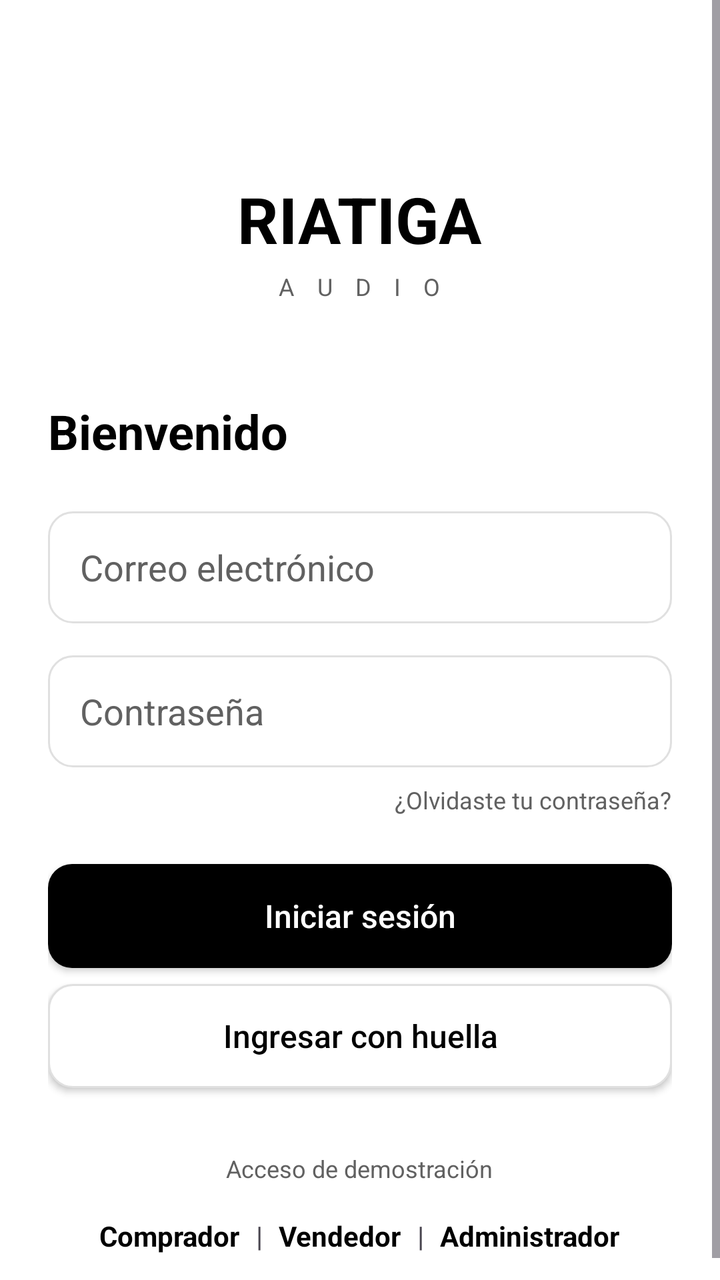
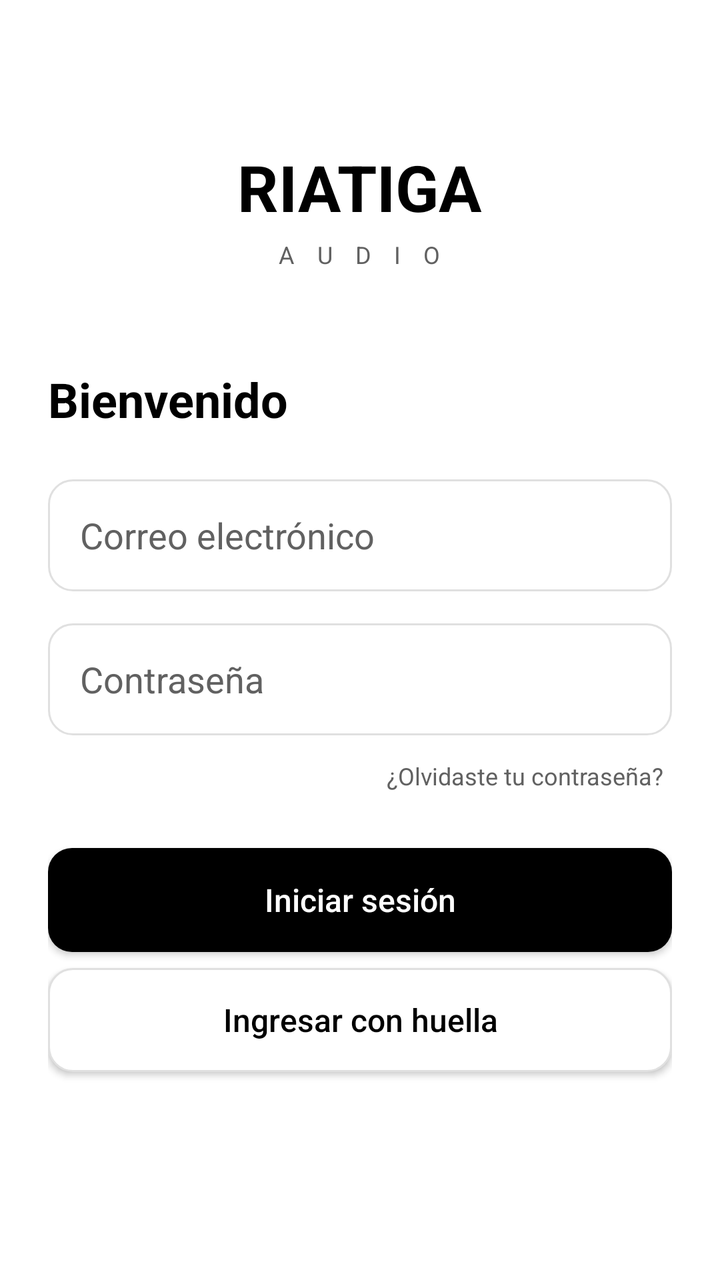

Before-and-after screenshots of an Android layout around one commit, followed by the original layout XML and the change that was made.
<!-- AndroidManifest.xml: application theme Theme.RIATIGAAudio -->
<!-- res/layout/activity_login.xml -->
<?xml version="1.0" encoding="utf-8"?>
<ScrollView
    xmlns:android="http://schemas.android.com/apk/res/android"
    xmlns:app="http://schemas.android.com/apk/res-auto"
    android:id="@+id/main"
    android:layout_width="match_parent"
    android:layout_height="match_parent"
    android:background="@color/background"
    android:fillViewport="true">

    <LinearLayout
        android:layout_width="match_parent"
        android:layout_height="wrap_content"
        android:orientation="vertical"
        android:padding="@dimen/space_lg">

        <Space
            android:layout_width="match_parent"
            android:layout_height="64dp" />

        <TextView
            android:layout_width="wrap_content"
            android:layout_height="wrap_content"
            android:layout_gravity="center_horizontal"
            android:text="@string/brand_name"
            android:textColor="@color/text_primary"
            android:textSize="@dimen/text_large_title"
            android:textStyle="bold" />

        <TextView
            android:layout_width="wrap_content"
            android:layout_height="wrap_content"
            android:layout_gravity="center_horizontal"
            android:layout_marginTop="@dimen/space_xs"
            android:letterSpacing="0.35"
            android:text="@string/brand_subtitle"
            android:textColor="@color/text_secondary"
            android:textSize="@dimen/text_small" />

        <TextView
            android:layout_width="wrap_content"
            android:layout_height="wrap_content"
            android:layout_marginTop="@dimen/space_xxl"
            android:text="@string/login_title"
            android:textColor="@color/text_primary"
            android:textSize="@dimen/text_title"
            android:textStyle="bold" />

        <EditText
            android:id="@+id/etEmail"
            android:layout_width="match_parent"
            android:layout_height="@dimen/input_height"
            android:layout_marginTop="@dimen/space_lg"
            android:background="@drawable/bg_input"
            android:hint="@string/email"
            android:inputType="textEmailAddress"
            android:paddingHorizontal="@dimen/space_md"
            android:textColor="@color/text_primary"
            android:textColorHint="@color/text_secondary" />

        <EditText
            android:id="@+id/etPassword"
            android:layout_width="match_parent"
            android:layout_height="@dimen/input_height"
            android:layout_marginTop="@dimen/space_md"
            android:background="@drawable/bg_input"
            android:hint="@string/password"
            android:inputType="textPassword"
            android:paddingHorizontal="@dimen/space_md"
            android:textColor="@color/text_primary"
            android:textColorHint="@color/text_secondary" />

        <TextView
            android:id="@+id/tvForgotPassword"
            android:layout_width="wrap_content"
            android:layout_height="wrap_content"
            android:layout_gravity="end"
            android:layout_marginTop="@dimen/space_sm"
            android:text="@string/forgot_password"
            android:textColor="@color/text_secondary"
            android:textSize="@dimen/text_small" />

        <androidx.appcompat.widget.AppCompatButton
            android:id="@+id/btnLogin"
            android:layout_width="match_parent"
            android:layout_height="@dimen/button_height"
            android:layout_marginTop="@dimen/space_lg"
            android:background="@drawable/bg_button_primary"
            android:text="@string/login"
            android:textAllCaps="false"
            android:textColor="@color/white"
            android:textSize="@dimen/text_body"
            app:backgroundTint="@null" />

        <androidx.appcompat.widget.AppCompatButton
            android:id="@+id/btnBiometric"
            android:layout_width="match_parent"
            android:layout_height="@dimen/button_height"
            android:layout_marginTop="@dimen/space_sm"
            android:background="@drawable/bg_input"
            android:text="@string/biometric_login"
            android:textAllCaps="false"
            android:textColor="@color/text_primary"
            android:textSize="@dimen/text_body"
            app:backgroundTint="@null" />

        <TextView
            android:layout_width="wrap_content"
            android:layout_height="wrap_content"
            android:layout_gravity="center_horizontal"
            android:layout_marginTop="@dimen/space_xl"
            android:text="@string/demo_access"
            android:textColor="@color/text_secondary"
            android:textSize="@dimen/text_small" />

        <LinearLayout
            android:layout_width="match_parent"
            android:layout_height="wrap_content"
            android:layout_marginTop="@dimen/space_md"
            android:gravity="center"
            android:orientation="horizontal">

            <TextView
                android:id="@+id/tvBuyer"
                android:layout_width="wrap_content"
                android:layout_height="wrap_content"
                android:text="@string/buyer"
                android:textColor="@color/text_primary"
                android:textStyle="bold" />

            <TextView
                android:layout_width="wrap_content"
                android:layout_height="wrap_content"
                android:paddingHorizontal="@dimen/space_sm"
                android:text="|" />

            <TextView
                android:id="@+id/tvSeller"
                android:layout_width="wrap_content"
                android:layout_height="wrap_content"
                android:text="@string/seller"
                android:textColor="@color/text_primary"
                android:textStyle="bold" />

            <TextView
                android:layout_width="wrap_content"
                android:layout_height="wrap_content"
                android:paddingHorizontal="@dimen/space_sm"
                android:text="|" />

            <TextView
                android:id="@+id/tvAdmin"
                android:layout_width="wrap_content"
                android:layout_height="wrap_content"
                android:text="@string/administrator"
                android:textColor="@color/text_primary"
                android:textStyle="bold" />

        </LinearLayout>

    </LinearLayout>

</ScrollView>
<!-- resources referenced by this layout -->
<resources>
  <color name="background">#FFFFFF</color>
  <color name="text_primary">#000000</color>
  <color name="text_secondary">#616161</color>
  <color name="white">#FFFFFF</color>
  <dimen name="button_height">52dp</dimen>
  <dimen name="input_height">56dp</dimen>
  <dimen name="space_lg">24dp</dimen>
  <dimen name="space_md">16dp</dimen>
  <dimen name="space_sm">8dp</dimen>
  <dimen name="space_xl">32dp</dimen>
  <dimen name="space_xs">4dp</dimen>
  <dimen name="space_xxl">48dp</dimen>
  <dimen name="text_body">16sp</dimen>
  <dimen name="text_large_title">32sp</dimen>
  <dimen name="text_small">12sp</dimen>
  <dimen name="text_title">24sp</dimen>
  <!-- drawable bg_button_primary (drawable) -->
  <?xml version="1.0" encoding="utf-8"?>
  <shape xmlns:android="http://schemas.android.com/apk/res/android"
      android:shape="rectangle">
  
      <solid android:color="@color/black" />
  
      <corners android:radius="@dimen/radius_md" />
  
  </shape>
  <!-- drawable bg_input (drawable) -->
  <?xml version="1.0" encoding="utf-8"?>
  <shape xmlns:android="http://schemas.android.com/apk/res/android"
      android:shape="rectangle">
  
      <solid android:color="@color/white" />
  
      <stroke
          android:width="1dp"
          android:color="@color/gray_300" />
  
      <corners android:radius="@dimen/radius_md" />
  
  </shape>
  <string name="administrator">Administrador</string>
  <string name="biometric_login">Ingresar con huella</string>
  <string name="brand_name">RIATIGA</string>
  <string name="brand_subtitle">A U D I O</string>
  <string name="buyer">Comprador</string>
  <string name="demo_access">Acceso de demostración</string>
  <string name="email">Correo electrónico</string>
  <string name="forgot_password">¿Olvidaste tu contraseña?</string>
  <string name="login">Iniciar sesión</string>
  <string name="login_title">Bienvenido</string>
  <string name="password">Contraseña</string>
  <string name="seller">Vendedor</string>
  <style name="Theme.RIATIGAAudio" parent="Base.Theme.RIATIGAAudio" />
  <color name="black">#000000</color>
  <dimen name="radius_md">12dp</dimen>
  <color name="gray_300">#E0E0E0</color>
  <style name="Base.Theme.RIATIGAAudio" parent="Theme.Material3.DayNight.NoActionBar">
          
          
      </style>
</resources>

<!-- the commit's change to res/layout/activity_login.xml (unified diff, before → after) -->
@@ -16,7 +16,7 @@
 
         <Space
             android:layout_width="match_parent"
-            android:layout_height="64dp" />
+            android:layout_height="@dimen/space_xxl" />
 
         <TextView
             android:layout_width="wrap_content"
@@ -76,6 +76,7 @@
             android:layout_height="wrap_content"
             android:layout_gravity="end"
             android:layout_marginTop="@dimen/space_sm"
+            android:padding="@dimen/space_xs"
             android:text="@string/forgot_password"
             android:textColor="@color/text_secondary"
             android:textSize="@dimen/text_small" />
@@ -104,60 +105,6 @@
             android:textSize="@dimen/text_body"
             app:backgroundTint="@null" />
 
-        <TextView
-            android:layout_width="wrap_content"
-            android:layout_height="wrap_content"
-            android:layout_gravity="center_horizontal"
-            android:layout_marginTop="@dimen/space_xl"
-            android:text="@string/demo_access"
-            android:textColor="@color/text_secondary"
-            android:textSize="@dimen/text_small" />
-
-        <LinearLayout
-            android:layout_width="match_parent"
-            android:layout_height="wrap_content"
-            android:layout_marginTop="@dimen/space_md"
-            android:gravity="center"
-            android:orientation="horizontal">
-
-            <TextView
-                android:id="@+id/tvBuyer"
-                android:layout_width="wrap_content"
-                android:layout_height="wrap_content"
-                android:text="@string/buyer"
-                android:textColor="@color/text_primary"
-                android:textStyle="bold" />
-
-            <TextView
-                android:layout_width="wrap_content"
-                android:layout_height="wrap_content"
-                android:paddingHorizontal="@dimen/space_sm"
-                android:text="|" />
-
-            <TextView
-                android:id="@+id/tvSeller"
-                android:layout_width="wrap_content"
-                android:layout_height="wrap_content"
-                android:text="@string/seller"
-                android:textColor="@color/text_primary"
-                android:textStyle="bold" />
-
-            <TextView
-                android:layout_width="wrap_content"
-                android:layout_height="wrap_content"
-                android:paddingHorizontal="@dimen/space_sm"
-                android:text="|" />
-
-            <TextView
-                android:id="@+id/tvAdmin"
-                android:layout_width="wrap_content"
-                android:layout_height="wrap_content"
-                android:text="@string/administrator"
-                android:textColor="@color/text_primary"
-                android:textStyle="bold" />
-
-        </LinearLayout>
-
     </LinearLayout>
 
 </ScrollView>
<!-- resource entries referenced after the edit -->
@@ -9,7 +9,6 @@
   <dimen name="space_lg">24dp</dimen>
   <dimen name="space_md">16dp</dimen>
   <dimen name="space_sm">8dp</dimen>
-  <dimen name="space_xl">32dp</dimen>
   <dimen name="space_xs">4dp</dimen>
   <dimen name="space_xxl">48dp</dimen>
   <dimen name="text_body">16sp</dimen>
@@ -40,18 +39,14 @@
       <corners android:radius="@dimen/radius_md" />
   
   </shape>
-  <string name="administrator">Administrador</string>
   <string name="biometric_login">Ingresar con huella</string>
   <string name="brand_name">RIATIGA</string>
   <string name="brand_subtitle">A U D I O</string>
-  <string name="buyer">Comprador</string>
-  <string name="demo_access">Acceso de demostración</string>
   <string name="email">Correo electrónico</string>
   <string name="forgot_password">¿Olvidaste tu contraseña?</string>
   <string name="login">Iniciar sesión</string>
   <string name="login_title">Bienvenido</string>
   <string name="password">Contraseña</string>
-  <string name="seller">Vendedor</string>
   <style name="Theme.RIATIGAAudio" parent="Base.Theme.RIATIGAAudio" />
   <color name="black">#000000</color>
   <dimen name="radius_md">12dp</dimen>
